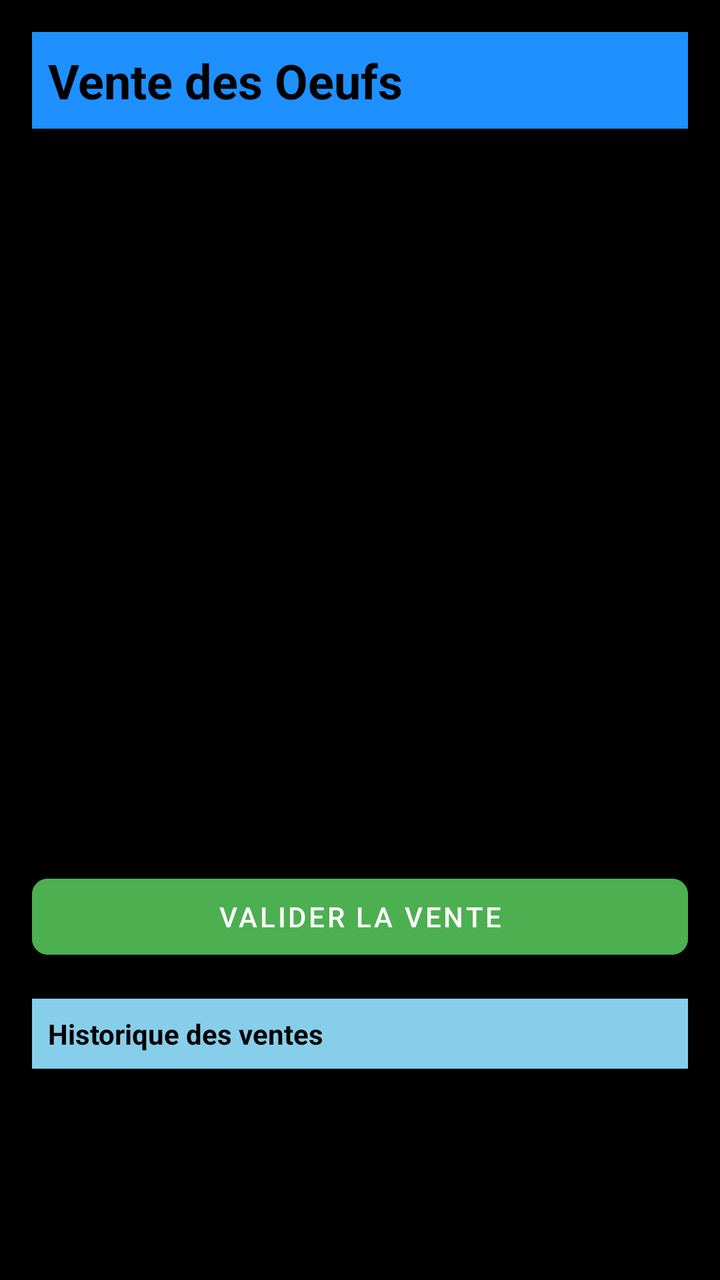
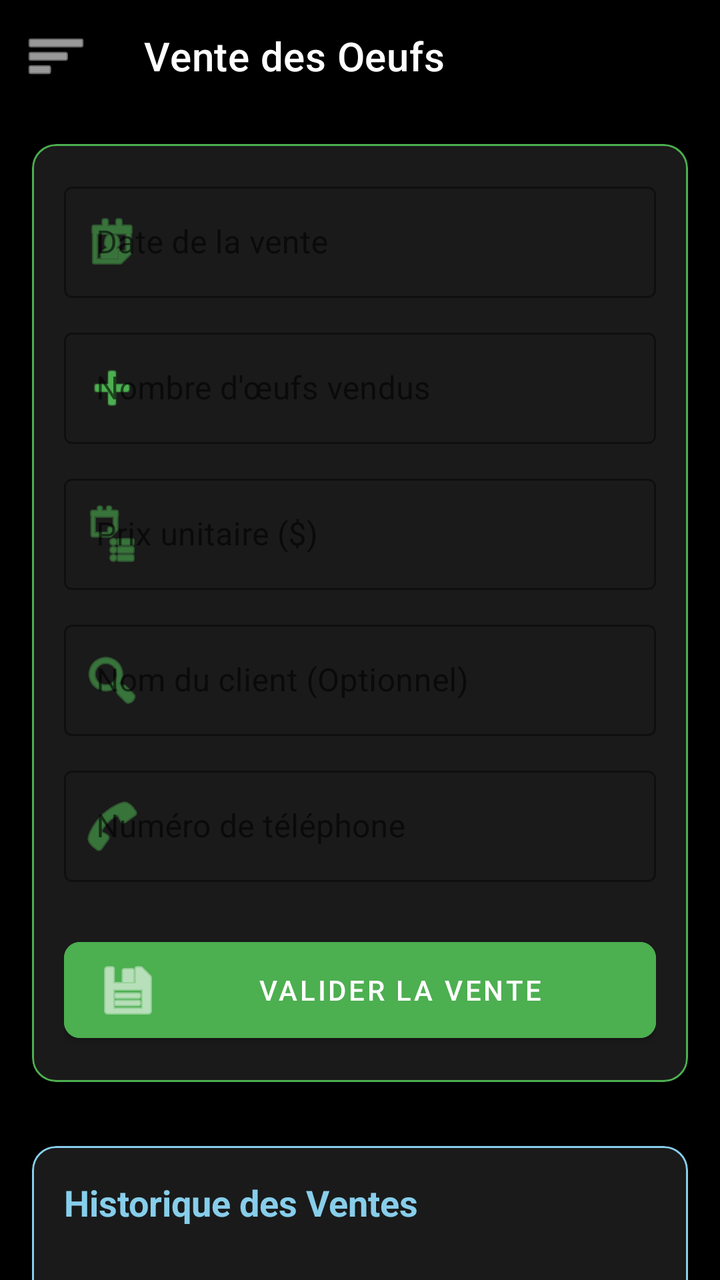

Two renders of the same Android screen: before a commit and after it. Below are the layout's source before the change and the commit's diff.
<!-- AndroidManifest.xml: application theme Theme.Poulailler_copilot -->
<!-- res/layout/activity_sales.xml -->
<?xml version="1.0" encoding="utf-8"?>
<LinearLayout xmlns:android="http://schemas.android.com/apk/res/android"
    xmlns:app="http://schemas.android.com/apk/res-auto"
    android:layout_width="match_parent"
    android:layout_height="match_parent"
    android:orientation="vertical"
    android:padding="16dp">

    <TextView
        android:layout_width="match_parent"
        android:layout_height="wrap_content"
        android:text="Vente des Oeufs"
        android:textSize="24sp"
        android:textStyle="bold"
        android:textColor="#000000"
        android:background="#1E90FF"
        android:padding="8dp"
        android:layout_marginBottom="16dp"/>

    <com.google.android.material.textfield.TextInputLayout
        android:layout_width="match_parent"
        android:layout_height="wrap_content"
        android:hint="Date de la vente"
        style="@style/Widget.MaterialComponents.TextInputLayout.OutlinedBox"
        android:layout_marginBottom="8dp">
        <com.google.android.material.textfield.TextInputEditText
            android:id="@+id/etSaleDate"
            android:layout_width="match_parent"
            android:layout_height="wrap_content"
            android:focusable="false"
            android:clickable="true" />
    </com.google.android.material.textfield.TextInputLayout>

    <com.google.android.material.textfield.TextInputLayout
        android:layout_width="match_parent"
        android:layout_height="wrap_content"
        android:hint="Nombre d'œufs vendus"
        style="@style/Widget.MaterialComponents.TextInputLayout.OutlinedBox"
        android:layout_marginBottom="8dp">
        <com.google.android.material.textfield.TextInputEditText
            android:id="@+id/etQuantity"
            android:layout_width="match_parent"
            android:layout_height="wrap_content"
            android:inputType="number" />
    </com.google.android.material.textfield.TextInputLayout>

    <com.google.android.material.textfield.TextInputLayout
        android:layout_width="match_parent"
        android:layout_height="wrap_content"
        android:hint="Prix unitaire ($)"
        style="@style/Widget.MaterialComponents.TextInputLayout.OutlinedBox"
        android:layout_marginBottom="8dp">
        <com.google.android.material.textfield.TextInputEditText
            android:id="@+id/etUnitPrice"
            android:layout_width="match_parent"
            android:layout_height="wrap_content"
            android:inputType="numberDecimal" />
    </com.google.android.material.textfield.TextInputLayout>

    <com.google.android.material.textfield.TextInputLayout
        android:layout_width="match_parent"
        android:layout_height="wrap_content"
        android:hint="Nom du client (Optionnel)"
        style="@style/Widget.MaterialComponents.TextInputLayout.OutlinedBox"
        android:layout_marginBottom="8dp">
        <com.google.android.material.textfield.TextInputEditText
            android:id="@+id/etBuyer"
            android:layout_width="match_parent"
            android:layout_height="wrap_content"
            android:inputType="textPersonName" />
    </com.google.android.material.textfield.TextInputLayout>

    <com.google.android.material.textfield.TextInputLayout
        android:layout_width="match_parent"
        android:layout_height="wrap_content"
        android:hint="Numéro de téléphone"
        style="@style/Widget.MaterialComponents.TextInputLayout.OutlinedBox"
        android:layout_marginBottom="16dp">
        <com.google.android.material.textfield.TextInputEditText
            android:id="@+id/etPhoneNumber"
            android:layout_width="match_parent"
            android:layout_height="wrap_content"
            android:inputType="phone" />
    </com.google.android.material.textfield.TextInputLayout>

    <com.google.android.material.button.MaterialButton
        android:id="@+id/btnSaveSale"
        android:layout_width="match_parent"
        android:layout_height="50dp"
        android:text="VALIDER LA VENTE"
        android:backgroundTint="#4CAF50"
        app:cornerRadius="8dp" />

    <TextView
        android:id="@+id/tvHistoryTitle"
        android:layout_width="match_parent"
        android:layout_height="wrap_content"
        android:text="Historique des ventes"
        android:textStyle="bold"
        android:background="#87CEEB"
        android:textColor="#000000"
        android:padding="8dp"
        android:layout_marginTop="16dp"
        android:layout_marginBottom="4dp"/>

    <ListView
        android:id="@+id/lvSales"
        android:layout_width="match_parent"
        android:layout_height="0dp"
        android:layout_weight="1" />

</LinearLayout>
<!-- resources referenced by this layout -->
<resources>
  <style name="Theme.Poulailler_copilot" parent="Theme.MaterialComponents.DayNight.NoActionBar">
          
          <item name="colorPrimary">@color/purple_500</item>
          <item name="colorPrimaryVariant">@color/purple_700</item>
          <item name="colorOnPrimary">@color/white</item>
          
          <item name="colorSecondary">@color/teal_200</item>
          <item name="colorSecondaryVariant">@color/teal_700</item>
          <item name="colorOnSecondary">@color/black</item>
  
          
          <item name="android:windowBackground">@color/black</item>
  
          
          <item name="android:statusBarColor">?attr/colorPrimaryVariant</item>
      </style>
  <color name="purple_500">#FF6200EE</color>
  <color name="purple_700">#FF3700B3</color>
  <color name="white">#FFFFFFFF</color>
  <color name="teal_200">#FF03DAC5</color>
  <color name="teal_700">#FF018786</color>
  <color name="black">#FF000000</color>
</resources>

<!-- the commit's change to res/layout/activity_sales.xml (unified diff, before → after) -->
@@ -1,112 +1,246 @@
+<?xml version="1.0" encoding="utf-8"?>
+<androidx.drawerlayout.widget.DrawerLayout xmlns:android="http://schemas.android.com/apk/res/android"
+    xmlns:app="http://schemas.android.com/apk/res-auto"
+    android:id="@+id/drawerLayout"
+    android:layout_width="match_parent"
+    android:layout_height="match_parent"
+    android:background="@color/black">
+
+    <androidx.coordinatorlayout.widget.CoordinatorLayout
+        android:layout_width="match_parent"
+        android:layout_height="match_parent">
+
+        <com.google.android.material.appbar.AppBarLayout
+            android:layout_width="match_parent"
+            android:layout_height="wrap_content"
+            android:background="@color/black">
+            <com.google.android.material.appbar.MaterialToolbar
+                android:id="@+id/toolbar"
+                android:layout_width="match_parent"
+                android:layout_height="?attr/actionBarSize"
+                app:title="Vente des Oeufs"
+                app:titleTextColor="@color/white"
+                app:navigationIcon="@android:drawable/ic_menu_sort_by_size"
+                app:navigationIconTint="@color/white" />
+        </com.google.android.material.appbar.AppBarLayout>
+
+        <ScrollView
+            android:layout_width="match_parent"
+            android:layout_height="match_parent"
+            app:layout_behavior="@string/appbar_scrolling_view_behavior">
+
+            <LinearLayout
+                android:layout_width="match_parent"
+                android:layout_height="wrap_content"
+                android:orientation="vertical"
+                android:padding="16dp">
+
+                <com.google.android.material.card.MaterialCardView
+                    android:layout_width="match_parent"
+                    android:layout_height="wrap_content"
+                    app:cardBackgroundColor="#1A1A1A"
+                    app:cardCornerRadius="12dp"
+                    app:strokeColor="#4CAF50"
+                    app:strokeWidth="1dp">
+
+                    <LinearLayout
+                        android:layout_width="match_parent"
+                        android:layout_height="wrap_content"
+                        android:orientation="vertical"
+                        android:padding="16dp">
+
+                        <com.google.android.material.textfield.TextInputLayout
+                            android:layout_width="match_parent"
+                            android:layout_height="wrap_content"
+                            android:hint="Date de la vente"
+                            style="@style/Widget.MaterialComponents.TextInputLayout.OutlinedBox"
+                            android:layout_marginBottom="12dp"
+                            app:hintTextColor="#B0B0B0"
+                            app:boxStrokeColor="#4CAF50"
+                            app:startIconDrawable="@android:drawable/ic_menu_my_calendar"
+                            app:startIconTint="#4CAF50">
+                            <com.google.android.material.textfield.TextInputEditText
+                                android:id="@+id/etSaleDate"
+                                android:layout_width="match_parent"
+                                android:layout_height="wrap_content"
+                                android:focusable="false"
+                                android:clickable="true"
+                                android:textColor="@color/white" />
+                        </com.google.android.material.textfield.TextInputLayout>
+
+                        <com.google.android.material.textfield.TextInputLayout
+                            android:layout_width="match_parent"
+                            android:layout_height="wrap_content"
+                            android:hint="Nombre d'œufs vendus"
+                            style="@style/Widget.MaterialComponents.TextInputLayout.OutlinedBox"
+                            android:layout_marginBottom="12dp"
+                            app:hintTextColor="#B0B0B0"
+                            app:boxStrokeColor="#4CAF50"
+                            app:startIconDrawable="@android:drawable/ic_input_add"
+                            app:startIconTint="#4CAF50">
+                            <com.google.android.material.textfield.TextInputEditText
+                                android:id="@+id/etQuantity"
+                                android:layout_width="match_parent"
+                                android:layout_height="wrap_content"
+                                android:inputType="number"
+                                android:textColor="@color/white" />
+                        </com.google.android.material.textfield.TextInputLayout>
+
+                        <com.google.android.material.textfield.TextInputLayout
+                            android:id="@+id/tilUnitPrice"
+                            android:layout_width="match_parent"
+                            android:layout_height="wrap_content"
+                            android:hint="Prix unitaire ($)"
+                            style="@style/Widget.MaterialComponents.TextInputLayout.OutlinedBox"
+                            android:layout_marginBottom="12dp"
+                            app:hintTextColor="#B0B0B0"
+                            app:boxStrokeColor="#4CAF50"
+                            app:startIconDrawable="@android:drawable/ic_menu_agenda"
+                            app:startIconTint="#4CAF50">
+                            <com.google.android.material.textfield.TextInputEditText
+                                android:id="@+id/etUnitPrice"
+                                android:layout_width="match_parent"
+                                android:layout_height="wrap_content"
+                                android:inputType="numberDecimal"
+                                android:textColor="@color/white" />
+                        </com.google.android.material.textfield.TextInputLayout>
+
+                        <com.google.android.material.textfield.TextInputLayout
+                            android:layout_width="match_parent"
+                            android:layout_height="wrap_content"
+                            android:hint="Nom du client (Optionnel)"
+                            style="@style/Widget.MaterialComponents.TextInputLayout.OutlinedBox"
+                            android:layout_marginBottom="12dp"
+                            app:hintTextColor="#B0B0B0"
+                            app:boxStrokeColor="#4CAF50"
+                            app:startIconDrawable="@android:drawable/ic_menu_search"
+                            app:startIconTint="#4CAF50">
+                            <com.google.android.material.textfield.TextInputEditText
+                                android:id="@+id/etBuyer"
+                                android:layout_width="match_parent"
+                                android:layout_height="wrap_content"
+                                android:inputType="textPersonName"
+                                android:textColor="@color/white" />
+                        </com.google.android.material.textfield.TextInputLayout>
+
+                        <com.google.android.material.textfield.TextInputLayout
+                            android:layout_width="match_parent"
+                            android:layout_height="wrap_content"
+                            android:hint="Numéro de téléphone"
+                            style="@style/Widget.MaterialComponents.TextInputLayout.OutlinedBox"
+                            android:layout_marginBottom="24dp"
+                            app:hintTextColor="#B0B0B0"
+                            app:boxStrokeColor="#4CAF50"
+                            app:startIconDrawable="@android:drawable/ic_menu_call"
+                            app:startIconTint="#4CAF50">
+                            <com.google.android.material.textfield.TextInputEditText
+                                android:id="@+id/etPhoneNumber"
+                                android:layout_width="match_parent"
+                                android:layout_height="wrap_content"
+                                android:inputType="phone"
+                                android:textColor="@color/white" />
+                        </com.google.android.material.textfield.TextInputLayout>
+
+                        <com.google.android.material.button.MaterialButton
+                            android:id="@+id/btnSaveSale"
+                            android:layout_width="match_parent"
+                            android:layout_height="60dp"
+                            android:text="VALIDER LA VENTE"
+                            android:backgroundTint="#4CAF50"
+                            android:textColor="@color/white"
+                            app:cornerRadius="8dp"
+                            app:icon="@android:drawable/ic_menu_save"/>
+                    </LinearLayout>
+                </com.google.android.material.card.MaterialCardView>
+
+                
+                <com.google.android.material.card.MaterialCardView
+                    android:layout_width="match_parent"
+                    android:layout_height="wrap_content"
+                    android:layout_marginTop="32dp"
+                    app:cardBackgroundColor="#1A1A1A"
+                    app:cardCornerRadius="12dp"
+                    app:strokeColor="#87CEEB"
+                    app:strokeWidth="1dp">
+
+                    <LinearLayout
+                        android:layout_width="match_parent"
+                        android:layout_height="wrap_content"
+                        android:orientation="vertical"
+                        android:padding="16dp">
+
+                        <TextView
+                            android:layout_width="match_parent"
+                            android:layout_height="wrap_content"
+                            android:text="Historique des Ventes"
+                            android:textSize="18sp"
+                            android:textStyle="bold"
+                            android:textColor="#87CEEB"
+                            android:layout_marginBottom="16dp"/>
+
+                        <com.google.android.material.button.MaterialButton
+                            android:id="@+id/btnViewSaleHistory"
+                            android:layout_width="match_parent"
+                            android:layout_height="56dp"
+                            android:text="AFFICHER L'HISTORIQUE"
+                            app:cornerRadius="8dp"
+                            app:icon="@android:drawable/ic_menu_recent_history"
+                            style="@style/Widget.MaterialComponents.Button.TextButton"
+                            android:textColor="#87CEEB"/>
+                    </LinearLayout>
+                </com.google.android.material.card.MaterialCardView>
+
+                
+                <ListView android:id="@+id/lvSales" android:layout_width="0dp" android:layout_height="0dp" android:visibility="gone"/>
+
+            </LinearLayout>
+        </ScrollView>
+    </androidx.coordinatorlayout.widget.CoordinatorLayout>
+
+    <com.google.android.material.navigation.NavigationView
+        android:id="@+id/navigationView"
+        android:layout_width="wrap_content"
+        android:layout_height="match_parent"
+        android:layout_gravity="start"
+        app:headerLayout="@layout/nav_header"
+        app:itemIconTint="@color/accent_blue"
+        app:itemTextColor="@color/white"
+        app:menu="@menu/drawer_menu" />
+
+</androidx.drawerlayout.widget.DrawerLayout>
+<!-- res/layout/nav_header.xml (included above) -->
 <?xml version="1.0" encoding="utf-8"?>
 <LinearLayout xmlns:android="http://schemas.android.com/apk/res/android"
-    xmlns:app="http://schemas.android.com/apk/res-auto"
     android:layout_width="match_parent"
-    android:layout_height="match_parent"
+    android:layout_height="180dp"
+    android:background="#FFB300"
+    android:gravity="bottom"
     android:orientation="vertical"
-    android:padding="16dp">
+    android:padding="16dp"
+    android:theme="@style/ThemeOverlay.AppCompat.Dark">
+
+    <ImageView
+        android:layout_width="64dp"
+        android:layout_height="64dp"
+        android:src="@drawable/poule_pondeuse"
+        android:scaleType="centerCrop"
+        android:contentDescription="Photo de profil" />
 
     <TextView
+        android:id="@+id/tvUsername"
         android:layout_width="match_parent"
         android:layout_height="wrap_content"
-        android:text="Vente des Oeufs"
-        android:textSize="24sp"
-        android:textStyle="bold"
-        android:textColor="#000000"
-        android:background="#1E90FF"
-        android:padding="8dp"
-        android:layout_marginBottom="16dp"/>
-
-    <com.google.android.material.textfield.TextInputLayout
-        android:layout_width="match_parent"
+        android:paddingTop="8dp"
+        android:text="Chargement..."
+        android:textAppearance="@style/TextAppearance.AppCompat.Body1"
+        android:textSize="18sp"
+        android:textStyle="bold" />
+
+    <TextView
+        android:id="@+id/tvUserRole"
+        android:layout_width="wrap_content"
         android:layout_height="wrap_content"
-        android:hint="Date de la vente"
-        style="@style/Widget.MaterialComponents.TextInputLayout.OutlinedBox"
-        android:layout_marginBottom="8dp">
-        <com.google.android.material.textfield.TextInputEditText
-            android:id="@+id/etSaleDate"
-            android:layout_width="match_parent"
-            android:layout_height="wrap_content"
-            android:focusable="false"
-            android:clickable="true" />
-    </com.google.android.material.textfield.TextInputLayout>
-
-    <com.google.android.material.textfield.TextInputLayout
-        android:layout_width="match_parent"
-        android:layout_height="wrap_content"
-        android:hint="Nombre d'œufs vendus"
-        style="@style/Widget.MaterialComponents.TextInputLayout.OutlinedBox"
-        android:layout_marginBottom="8dp">
-        <com.google.android.material.textfield.TextInputEditText
-            android:id="@+id/etQuantity"
-            android:layout_width="match_parent"
-            android:layout_height="wrap_content"
-            android:inputType="number" />
-    </com.google.android.material.textfield.TextInputLayout>
-
-    <com.google.android.material.textfield.TextInputLayout
-        android:layout_width="match_parent"
-        android:layout_height="wrap_content"
-        android:hint="Prix unitaire ($)"
-        style="@style/Widget.MaterialComponents.TextInputLayout.OutlinedBox"
-        android:layout_marginBottom="8dp">
-        <com.google.android.material.textfield.TextInputEditText
-            android:id="@+id/etUnitPrice"
-            android:layout_width="match_parent"
-            android:layout_height="wrap_content"
-            android:inputType="numberDecimal" />
-    </com.google.android.material.textfield.TextInputLayout>
-
-    <com.google.android.material.textfield.TextInputLayout
-        android:layout_width="match_parent"
-        android:layout_height="wrap_content"
-        android:hint="Nom du client (Optionnel)"
-        style="@style/Widget.MaterialComponents.TextInputLayout.OutlinedBox"
-        android:layout_marginBottom="8dp">
-        <com.google.android.material.textfield.TextInputEditText
-            android:id="@+id/etBuyer"
-            android:layout_width="match_parent"
-            android:layout_height="wrap_content"
-            android:inputType="textPersonName" />
-    </com.google.android.material.textfield.TextInputLayout>
-
-    <com.google.android.material.textfield.TextInputLayout
-        android:layout_width="match_parent"
-        android:layout_height="wrap_content"
-        android:hint="Numéro de téléphone"
-        style="@style/Widget.MaterialComponents.TextInputLayout.OutlinedBox"
-        android:layout_marginBottom="16dp">
-        <com.google.android.material.textfield.TextInputEditText
-            android:id="@+id/etPhoneNumber"
-            android:layout_width="match_parent"
-            android:layout_height="wrap_content"
-            android:inputType="phone" />
-    </com.google.android.material.textfield.TextInputLayout>
-
-    <com.google.android.material.button.MaterialButton
-        android:id="@+id/btnSaveSale"
-        android:layout_width="match_parent"
-        android:layout_height="50dp"
-        android:text="VALIDER LA VENTE"
-        android:backgroundTint="#4CAF50"
-        app:cornerRadius="8dp" />
-
-    <TextView
-        android:id="@+id/tvHistoryTitle"
-        android:layout_width="match_parent"
-        android:layout_height="wrap_content"
-        android:text="Historique des ventes"
-        android:textStyle="bold"
-        android:background="#87CEEB"
-        android:textColor="#000000"
-        android:padding="8dp"
-        android:layout_marginTop="16dp"
-        android:layout_marginBottom="4dp"/>
-
-    <ListView
-        android:id="@+id/lvSales"
-        android:layout_width="match_parent"
-        android:layout_height="0dp"
-        android:layout_weight="1" />
-
+        android:text="Rôle"
+        android:alpha="0.8"
+        android:textSize="14sp" />
 </LinearLayout>
<!-- resource entries referenced after the edit -->
@@ -1,26 +1,46 @@
 <!-- resources referenced by this layout -->
 <resources>
+  <color name="accent_blue">#60A5FA</color>
   <style name="Theme.Poulailler_copilot" parent="Theme.MaterialComponents.DayNight.NoActionBar">
           
-          <item name="colorPrimary">@color/purple_500</item>
-          <item name="colorPrimaryVariant">@color/purple_700</item>
+          <item name="colorPrimary">@color/primary</item>
+          <item name="colorPrimaryVariant">@color/primary_variant</item>
           <item name="colorOnPrimary">@color/white</item>
-          
-          <item name="colorSecondary">@color/teal_200</item>
-          <item name="colorSecondaryVariant">@color/teal_700</item>
-          <item name="colorOnSecondary">@color/black</item>
   
           
-          <item name="android:windowBackground">@color/black</item>
+          <item name="colorSecondary">@color/secondary</item>
+          <item name="colorSecondaryVariant">@color/secondary_variant</item>
+          <item name="colorOnSecondary">@color/white</item>
+  
+          
+          <item name="android:windowBackground">@color/background</item>
+          <item name="backgroundColor">@color/background</item>
   
           
           <item name="android:statusBarColor">?attr/colorPrimaryVariant</item>
+  
+          
+          <item name="materialCardViewStyle">@style/Widget.App.CardView</item>
+          <item name="shapeAppearanceLargeComponent">@style/ShapeAppearance.App.LargeComponent</item>
       </style>
-  <color name="purple_500">#FF6200EE</color>
-  <color name="purple_700">#FF3700B3</color>
+  <color name="primary">#3B82F6</color>
+  <color name="primary_variant">#2563EB</color>
+  <color name="secondary">#10B981</color>
+  <color name="secondary_variant">#059669</color>
+  <color name="background">#000000</color>
+  <style name="Widget.App.CardView" parent="Widget.MaterialComponents.CardView">
+          <item name="cardElevation">2dp</item>
+          <item name="cardCornerRadius">16dp</item>
+          <item name="cardBackgroundColor">@color/surface</item>
+          <item name="strokeWidth">0dp</item>
+      </style>
+  <style name="ShapeAppearance.App.LargeComponent" parent="ShapeAppearance.MaterialComponents.LargeComponent">
+          <item name="cornerFamily">rounded</item>
+          <item name="cornerSize">16dp</item>
+      </style>
+  <color name="surface">#111827</color>
   <color name="white">#FFFFFFFF</color>
-  <color name="teal_200">#FF03DAC5</color>
-  <color name="teal_700">#FF018786</color>
+  <!-- drawable poule_pondeuse: jpg bitmap (drawable, 10631 bytes) -->
   <color name="black">#FF000000</color>
 </resources>
 
